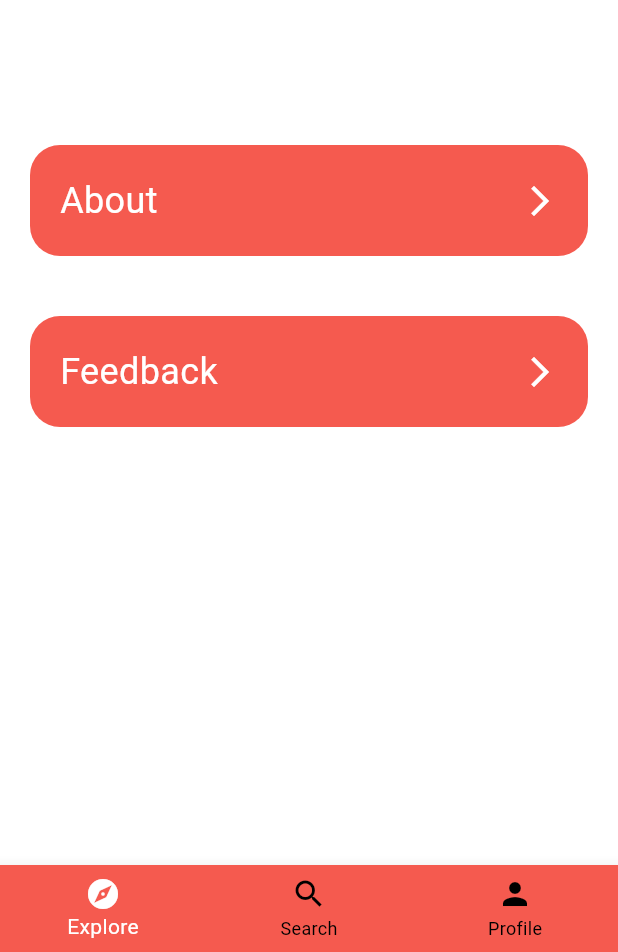
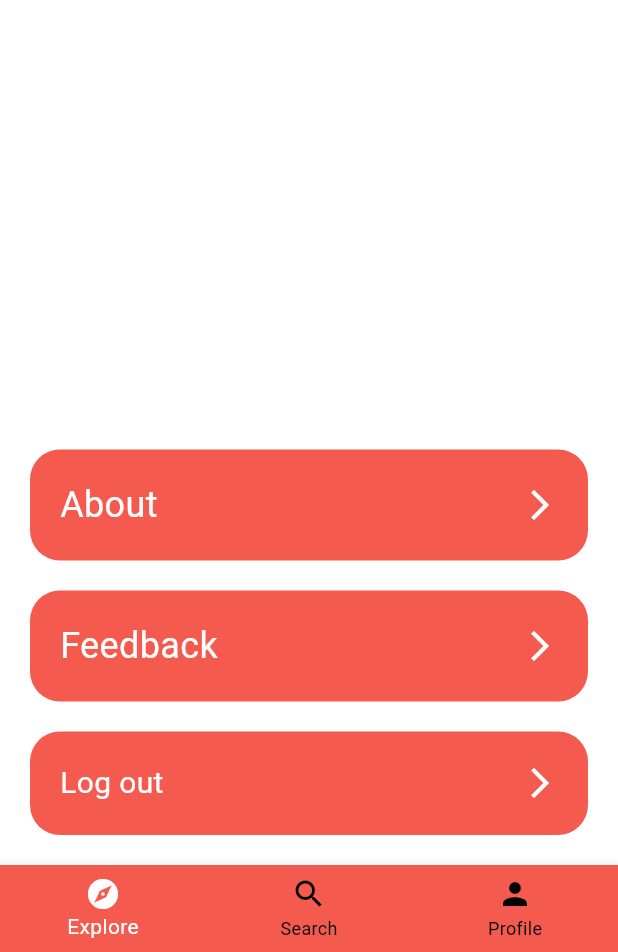
Before and after one commit to Henried1/Intro-Mobile-project, a Flutter app: the ProfileScreenWidget screen opened directly, on a phone screen of 412 x 824 dp, the part 284-1236 px from its top. Run offline on Flutter 3.47's test engine with Material 3 defaults, Android fonts, the phone set to English and light mode, and no system bars; our stand-ins replace cloud_firestore, firebase_auth, firebase_core, table_calendar; accounts and stored records are empty.

Commit message:
profile page aangepast

```diff
--- a/intro_mobile_project/lib/screens/edit_profile_screen.dart
+++ b/intro_mobile_project/lib/screens/edit_profile_screen.dart
@@ -74,6 +74,7 @@ class _EditProfileScreenState extends State<EditProfileScreen> {
               color: Colors.black,
               size: 30.0,
             ),
+            offset: const Offset(0, 60),
             onSelected: (String result) async {
               switch (result) {
                 case 'Log out':
--- a/intro_mobile_project/lib/screens/profile_screen.dart
+++ b/intro_mobile_project/lib/screens/profile_screen.dart
@@ -207,6 +207,9 @@ class _ProfileScreenWidgetState extends State<ProfileScreenWidget> {
                   ),
                 ),
               ),
+              Expanded(
+                child: Container(),
+              ),
               GestureDetector(
                 onTap: () async {
                   showAboutDialog(
@@ -216,7 +219,8 @@ class _ProfileScreenWidgetState extends State<ProfileScreenWidget> {
                   );
                 },
                 child: Container(
-                  margin: const EdgeInsets.all(20.0),
+                  margin: const EdgeInsets.only(
+                      left: 20.0, right: 20.0, bottom: 20),
                   padding: const EdgeInsets.all(20.0),
                   decoration: BoxDecoration(
                     color: primaryColor,
@@ -245,7 +249,8 @@ class _ProfileScreenWidgetState extends State<ProfileScreenWidget> {
                   await launchUrlString(url);
                 },
                 child: Container(
-                  margin: const EdgeInsets.all(20.0),
+                  margin: const EdgeInsets.only(
+                      left: 20.0, right: 20.0, bottom: 20),
                   padding: const EdgeInsets.all(20.0),
                   decoration: BoxDecoration(
                     color: primaryColor,
@@ -266,6 +271,39 @@ class _ProfileScreenWidgetState extends State<ProfileScreenWidget> {
                   ),
                 ),
               ),
+              GestureDetector(
+                onTap: () async {
+                  await FirebaseAuth.instance.signOut();
+                  print("Logged out");
+                  Navigator.push(
+                    context,
+                    MaterialPageRoute(
+                        builder: (context) => const SignInScreen()),
+                  );
+                },
+                child: Container(
+                  margin: const EdgeInsets.only(
+                      left: 20.0, right: 20.0, bottom: 20),
+                  padding: const EdgeInsets.all(20.0),
+                  decoration: BoxDecoration(
+                    color: primaryColor,
+                    borderRadius: BorderRadius.circular(20.0),
+                  ),
+                  child: const Row(
+                    mainAxisAlignment: MainAxisAlignment.spaceBetween,
+                    children: [
+                      Text(
+                        'Log out',
+                        style: TextStyle(fontSize: 20.0, color: Colors.white),
+                      ),
+                      Icon(
+                        Icons.arrow_forward_ios_outlined,
+                        color: Colors.white,
+                      ),
+                    ],
+                  ),
+                ),
+              ),
             ],
           ),
         ),
```
